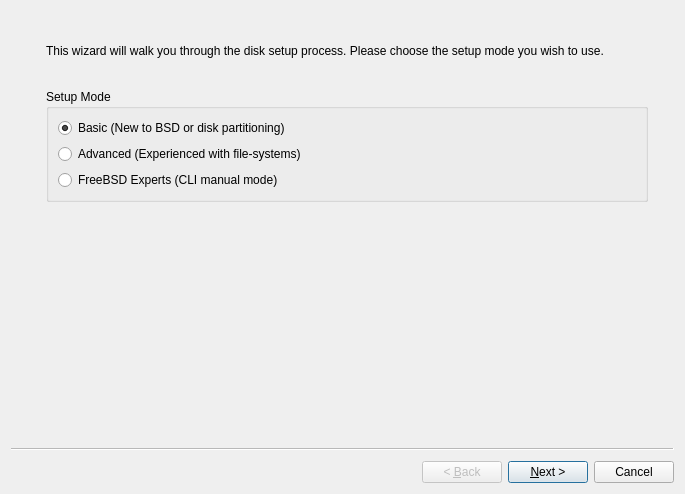
Old version of the form src-qt5/pc-installgui/wizardDisk.ui in the repository trueos/pcbsd.
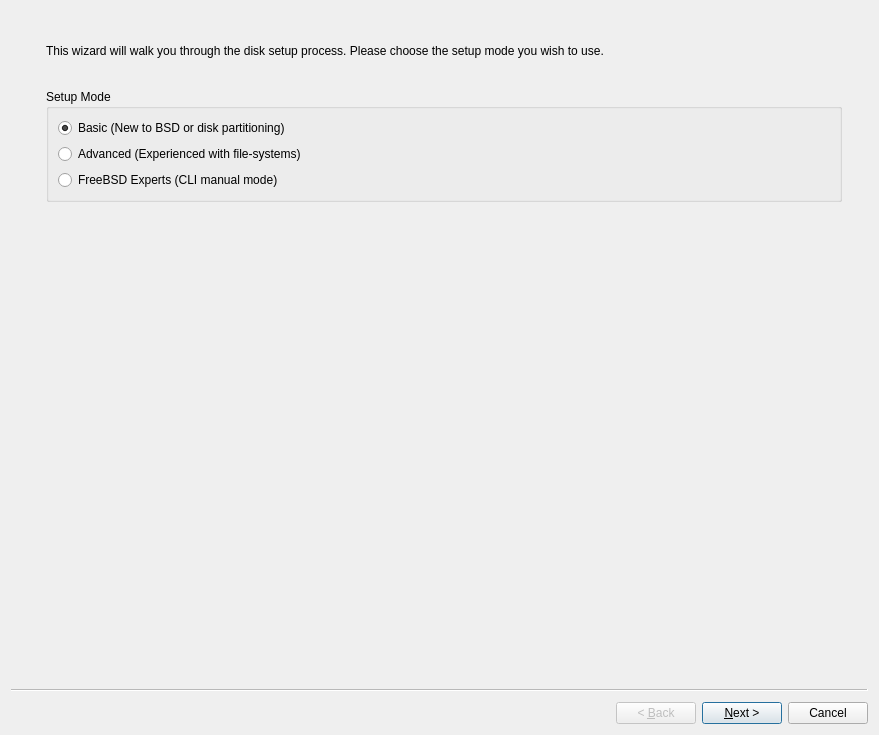
New version of the form. Icons and pictures are not drawn.

Commit message:
Add new option on the ZFS layout screen where we can specify the total size of the new partition when installing to free disk space.
Needs some testing still, but seems to work in a quick runthrough.

Ticket #10496

The edit to the form file:
```diff
--- a/src-qt5/pc-installgui/wizardDisk.ui
+++ b/src-qt5/pc-installgui/wizardDisk.ui
@@ -6,8 +6,8 @@
    <rect>
     <x>0</x>
     <y>0</y>
-    <width>685</width>
-    <height>494</height>
+    <width>879</width>
+    <height>735</height>
    </rect>
   </property>
   <property name="windowTitle">
```
Left out of the diff: 18 changed lines with no effect on the pictures. The commit also changes 1 other file.
